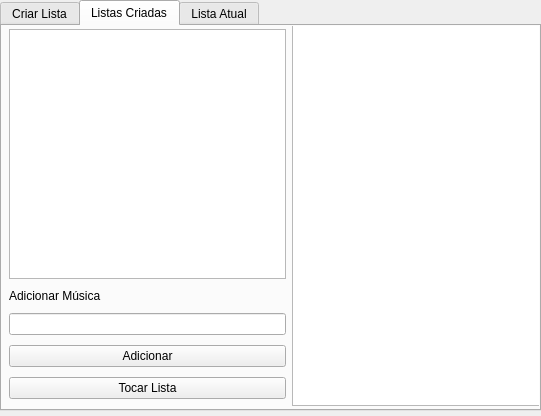
First picture: the form in loggedwindow.ui, repository DiegoCacau/testStone, before the edit.
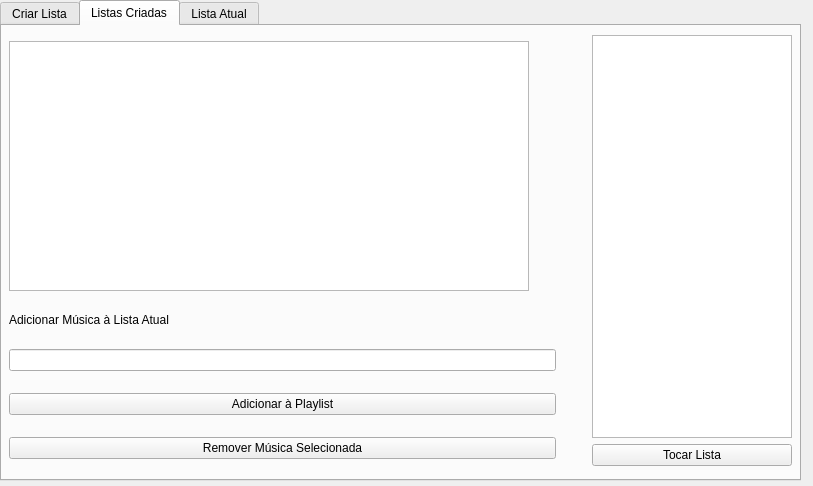
Second picture: the form after the edit.

Commit message: creating_playlists: adding playlist functions

```diff
--- a/loggedwindow.ui
+++ b/loggedwindow.ui
@@ -6,8 +6,8 @@
    <rect>
     <x>0</x>
     <y>0</y>
-    <width>541</width>
-    <height>416</height>
+    <width>813</width>
+    <height>486</height>
    </rect>
   </property>
   <property name="windowTitle">
@@ -18,8 +18,8 @@
     <rect>
      <x>0</x>
      <y>0</y>
-     <width>541</width>
-     <height>411</height>
+     <width>801</width>
+     <height>481</height>
     </rect>
    </property>
    <property name="currentIndex">
@@ -94,8 +94,8 @@
       <rect>
        <x>-1</x>
        <y>-1</y>
-       <width>541</width>
-       <height>381</height>
+       <width>801</width>
+       <height>451</height>
       </rect>
      </property>
      <layout class="QHBoxLayout" name="horizontalLayout_2">
@@ -104,20 +104,26 @@
       </property>
       <item>
        <layout class="QVBoxLayout" name="verticalLayout">
+        <property name="sizeConstraint">
+         <enum>QLayout::SetMaximumSize</enum>
+        </property>
         <property name="leftMargin">
          <number>4</number>
         </property>
+        <property name="rightMargin">
+         <number>10</number>
+        </property>
         <item>
          <widget class="QListView" name="listView_2">
           <property name="sizePolicy">
-           <sizepolicy hsizetype="Fixed" vsizetype="Fixed">
+           <sizepolicy hsizetype="Expanding" vsizetype="Fixed">
             <horstretch>0</horstretch>
             <verstretch>0</verstretch>
            </sizepolicy>
           </property>
           <property name="maximumSize">
            <size>
-            <width>290</width>
+            <width>520</width>
             <height>250</height>
            </size>
           </property>
@@ -132,22 +138,89 @@
            </sizepolicy>
           </property>
           <property name="text">
-           <string>Adicionar Música</string>
+           <string>Adicionar Música à Lista Atual</string>
           </property>
          </widget>
         </item>
         <item>
-         <widget class="QLineEdit" name="lineEdit_2"/>
+         <widget class="QLineEdit" name="lineEdit_2">
+          <property name="sizePolicy">
+           <sizepolicy hsizetype="Expanding" vsizetype="Fixed">
+            <horstretch>0</horstretch>
+            <verstretch>0</verstretch>
+           </sizepolicy>
+          </property>
+         </widget>
         </item>
         <item>
          <widget class="QPushButton" name="pushButton_3">
+          <property name="sizePolicy">
+           <sizepolicy hsizetype="Preferred" vsizetype="Fixed">
+            <horstretch>0</horstretch>
+            <verstretch>0</verstretch>
+           </sizepolicy>
+          </property>
           <property name="text">
-           <string>Adicionar</string>
+           <string>Adicionar à Playlist</string>
+          </property>
+         </widget>
+        </item>
+        <item>
+         <widget class="QPushButton" name="pushButton_4">
+          <property name="text">
+           <string>Remover Música Selecionada</string>
+          </property>
+         </widget>
+        </item>
+       </layout>
+      </item>
+      <item>
+       <layout class="QVBoxLayout" name="verticalLayout_2">
+        <property name="sizeConstraint">
+         <enum>QLayout::SetFixedSize</enum>
+        </property>
+        <property name="leftMargin">
+         <number>20</number>
+        </property>
+        <property name="topMargin">
+         <number>10</number>
+        </property>
+        <property name="rightMargin">
+         <number>10</number>
+        </property>
+        <property name="bottomMargin">
+         <number>10</number>
+        </property>
+        <item>
+         <widget class="QListView" name="listView">
+          <property name="sizePolicy">
+           <sizepolicy hsizetype="Maximum" vsizetype="Expanding">
+            <horstretch>0</horstretch>
+            <verstretch>0</verstretch>
+           </sizepolicy>
+          </property>
+          <property name="maximumSize">
+           <size>
+            <width>250</width>
+            <height>16777215</height>
+           </size>
           </property>
          </widget>
         </item>
         <item>
          <widget class="QPushButton" name="pushButton_2">
+          <property name="sizePolicy">
+           <sizepolicy hsizetype="Fixed" vsizetype="Fixed">
+            <horstretch>0</horstretch>
+            <verstretch>0</verstretch>
+           </sizepolicy>
+          </property>
+          <property name="minimumSize">
+           <size>
+            <width>200</width>
+            <height>0</height>
+           </size>
+          </property>
           <property name="text">
            <string>Tocar Lista</string>
           </property>
@@ -155,16 +228,6 @@
         </item>
        </layout>
       </item>
-      <item>
-       <widget class="QListView" name="listView">
-        <property name="maximumSize">
-         <size>
-          <width>250</width>
-          <height>16777215</height>
-         </size>
-        </property>
-       </widget>
-      </item>
      </layout>
     </widget>
    </widget>
```
The commit also changes 8 other files.
